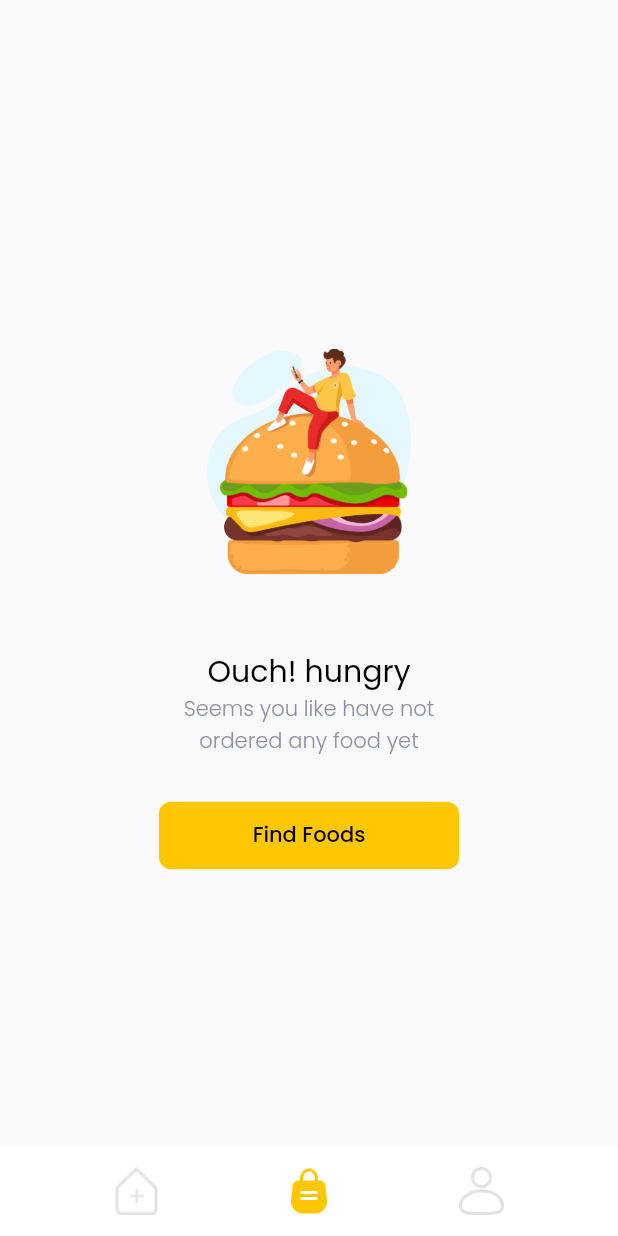
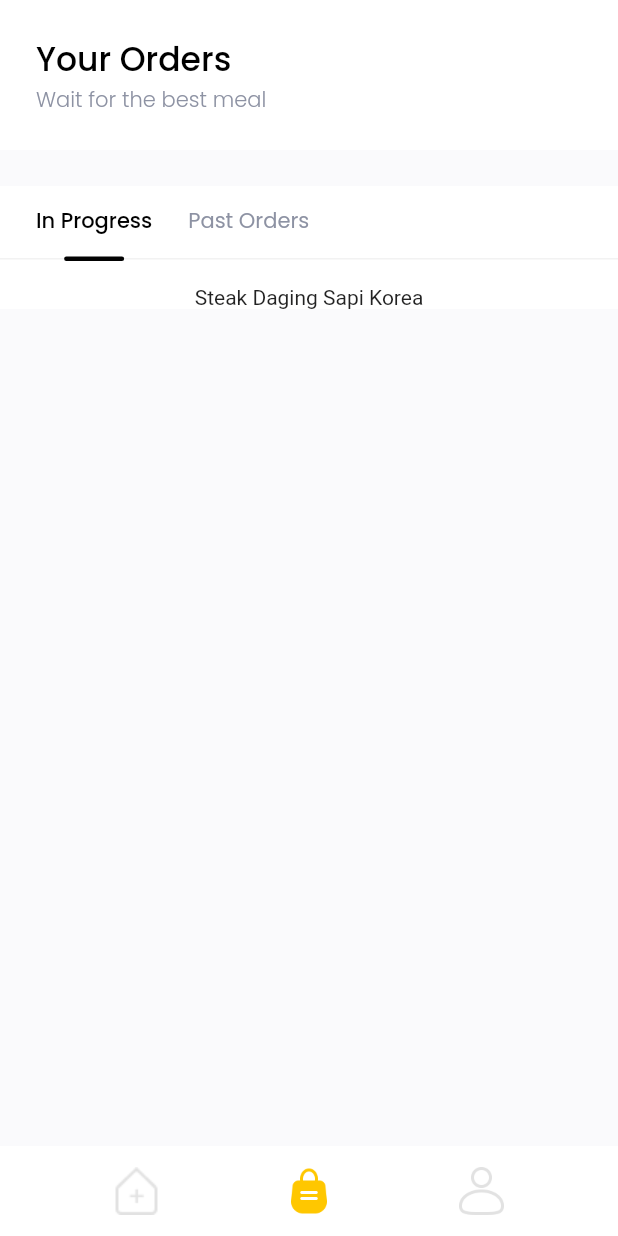
Before and after one commit to IndraYudha22/flutter_foodmarket, a Flutter app: the MainPage screen opened directly, swiped to page 2, on a phone screen of 412 x 824 dp. Run offline on Flutter 3.47's test engine with Material 2 defaults, Android fonts, the phone set to English and light mode, and no system bars; our stand-ins replace equatable, flutter_spinkit, get, google_fonts, material_design_icons_flutter, supercharged; network calls fail.

Commit message:
update : add order history page

```diff
--- a/lib/main.dart
+++ b/lib/main.dart
@@ -12,7 +12,7 @@ class MyApp extends StatelessWidget {
   Widget build(BuildContext context) {
     return GetMaterialApp(
       debugShowCheckedModeBanner: false,
-      home: SuccessSignUpPage(),
+      home: MainPage(),
     );
   }
 }
--- a/lib/ui/pages/main_page.dart
+++ b/lib/ui/pages/main_page.dart
@@ -34,12 +34,7 @@ class _MainPageState extends State<MainPage> {
                 child: FoodPage(),
               ),
               Center(
-                child: IllustrationPage(
-                    title: 'Ouch! hungry',
-                    subtitle: 'Seems you like have not\nordered any food yet',
-                    picturePath: 'assets/love_burger.png',
-                    buttonTap1: () {},
-                    buttonTitle1: 'Find Foods'),
+                child: OrderHistoryPage()
               ),
               Center(
                 child: Text('Profile'),
--- /dev/null
+++ b/lib/ui/pages/order_history_page.dart
@@ -0,0 +1,89 @@
+part of 'pages.dart';
+
+class OrderHistoryPage extends StatefulWidget {
+  @override
+  _OrderHistoryPageState createState() => _OrderHistoryPageState();
+}
+
+class _OrderHistoryPageState extends State<OrderHistoryPage> {
+  int selectedIndex = 0;
+  List<Transaction> inProgress = mockTransactions
+      .where((element) =>
+          element.status == TransactionStatus.on_delivery ||
+          element.status == TransactionStatus.pending)
+      .toList();
+
+  List<Transaction> past = mockTransactions
+      .where((element) =>
+          element.status == TransactionStatus.delivered ||
+          element.status == TransactionStatus.cancelled)
+      .toList();
+
+  @override
+  Widget build(BuildContext context) {
+    if (inProgress.length == 0 && past.length == 0) {
+      return IllustrationPage(
+          title: 'Ouch! hungry',
+          subtitle: 'Seems you like have not\nordered any food yet',
+          picturePath: 'assets/love_burger.png',
+          buttonTap1: () {},
+          buttonTitle1: 'Find Foods');
+    } else {
+      return ListView(
+        children: [
+          Column(
+            children: [
+              //Header
+              Container(
+                height: 100,
+                width: double.infinity,
+                margin: EdgeInsets.only(bottom: defaultMargin),
+                padding: EdgeInsets.symmetric(horizontal: defaultMargin),
+                color: Colors.white,
+                child: Column(
+                  crossAxisAlignment: CrossAxisAlignment.start,
+                  mainAxisAlignment: MainAxisAlignment.center,
+                  children: [
+                    Text(
+                      'Your Orders',
+                      style: blackFontStyle1,
+                    ),
+                    Text(
+                      'Wait for the best meal',
+                      style:
+                          greyFontStyle.copyWith(fontWeight: FontWeight.w300),
+                    )
+                  ],
+                ),
+              ),
+              //Body
+              Container(
+                width: double.infinity,
+                color: Colors.white,
+                child: Column(
+                  children: [
+                    CustomTabBar(
+                      titles: ['In Progress', 'Past Orders'],
+                      selectedIndex: selectedIndex,
+                      onTap: (index){
+                        setState(() {
+                          selectedIndex = index;
+                        });
+                      },
+                    ),
+                    SizedBox(
+                      height: 16,
+                    ),
+                    Column(
+                      children: (selectedIndex == 0 ? inProgress : past).map((e) => Text(e.food.name)).toList(),
+                    )
+                  ],
+                ),
+              ),
+            ],
+          )
+        ],
+      );
+    }
+  }
+}
--- a/lib/ui/pages/pages.dart
+++ b/lib/ui/pages/pages.dart
@@ -22,3 +22,4 @@ part 'payment_page.dart';
 part 'illustration_page.dart';
 part 'success_order_page.dart';
 part 'success_sign_up_page.dart';
+part 'order_history_page.dart';
```
